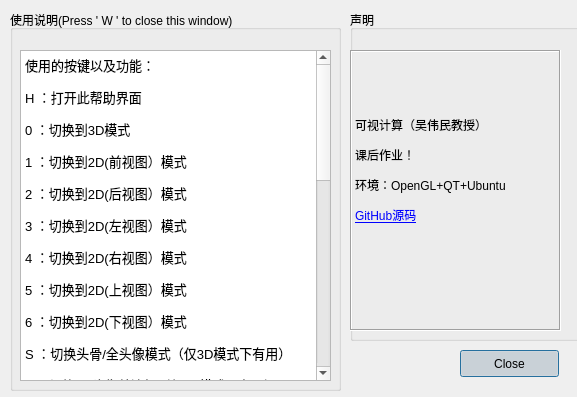
The window that widget.ui (bbxytl/Head3D_Qt_OpenGL) describes before a commit, drawn with Qt 5.
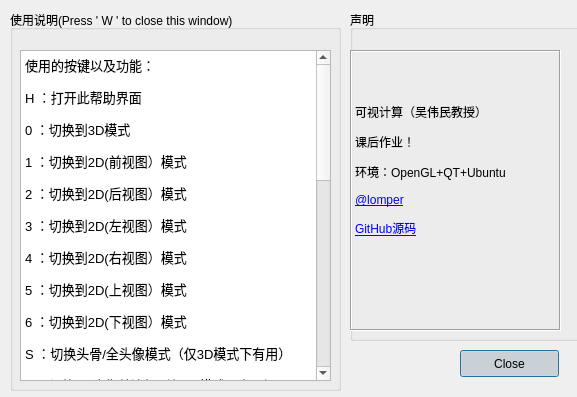
The same window after the commit.

```diff
--- a/widget.ui
+++ b/widget.ui
@@ -115,7 +115,7 @@
      <enum>QFrame::Sunken</enum>
     </property>
     <property name="text">
-     <string>&lt;html&gt;&lt;head/&gt;&lt;body&gt;&lt;p&gt;可视计算（吴伟民教授）&lt;/p&gt;&lt;p&gt;课后作业！&lt;/p&gt;&lt;p&gt;环境：OpenGL+QT+Ubuntu&lt;/p&gt;&lt;p&gt;&lt;a href=&quot;https://github.com/bbxytl/Head3D_Qt_OpenGL&quot;&gt;&lt;span style=&quot; text-decoration: underline; color:#0000ff;&quot;&gt;GitHub源码&lt;/span&gt;&lt;/a&gt;&lt;/p&gt;&lt;p&gt;&lt;br/&gt;&lt;/p&gt;&lt;/body&gt;&lt;/html&gt;</string>
+     <string>&lt;html&gt;&lt;head/&gt;&lt;body&gt;&lt;p&gt;可视计算（吴伟民教授）&lt;/p&gt;&lt;p&gt;课后作业！&lt;/p&gt;&lt;p&gt;环境：OpenGL+QT+Ubuntu&lt;/p&gt;&lt;p&gt;&lt;a href=&quot;http://weibo.com/lomper&quot;&gt;&lt;span style=&quot; text-decoration: underline; color:#0000ff;&quot;&gt;@lomper&lt;/span&gt;&lt;/a&gt;&lt;/p&gt;&lt;p&gt;&lt;a href=&quot;https://github.com/bbxytl/Head3D_Qt_OpenGL&quot;&gt;&lt;span style=&quot; text-decoration: underline; color:#0000ff;&quot;&gt;GitHub源码&lt;/span&gt;&lt;/a&gt;&lt;/p&gt;&lt;p&gt;&lt;br/&gt;&lt;/p&gt;&lt;/body&gt;&lt;/html&gt;</string>
     </property>
    </widget>
   </widget>
```
Left out of the diff: 56 changed lines with no effect on the pictures.
